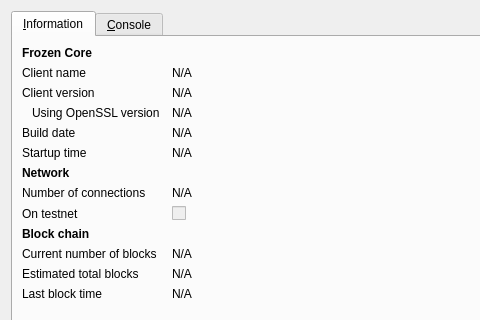
BlueCoin/BlueCoin, file src/qt/forms/rpcconsole.ui: the form before one commit; both pictures show x 0 to 480 and y 0 to 320 of the 740 by 491 pixel window.
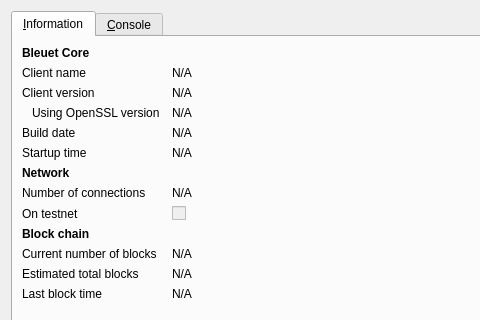
The form after the commit. The open tabs and pages were chosen to show the change. Icons and pictures are not drawn.

Diff of the .ui file:
```diff
--- a/src/qt/forms/rpcconsole.ui
+++ b/src/qt/forms/rpcconsole.ui
@@ -36,7 +36,7 @@
           </font>
          </property>
          <property name="text">
-          <string>Frozen Core</string>
+          <string>Bleuet Core</string>
          </property>
         </widget>
        </item>
```
Left out of the diff: 6 changed lines with no effect on the pictures.
